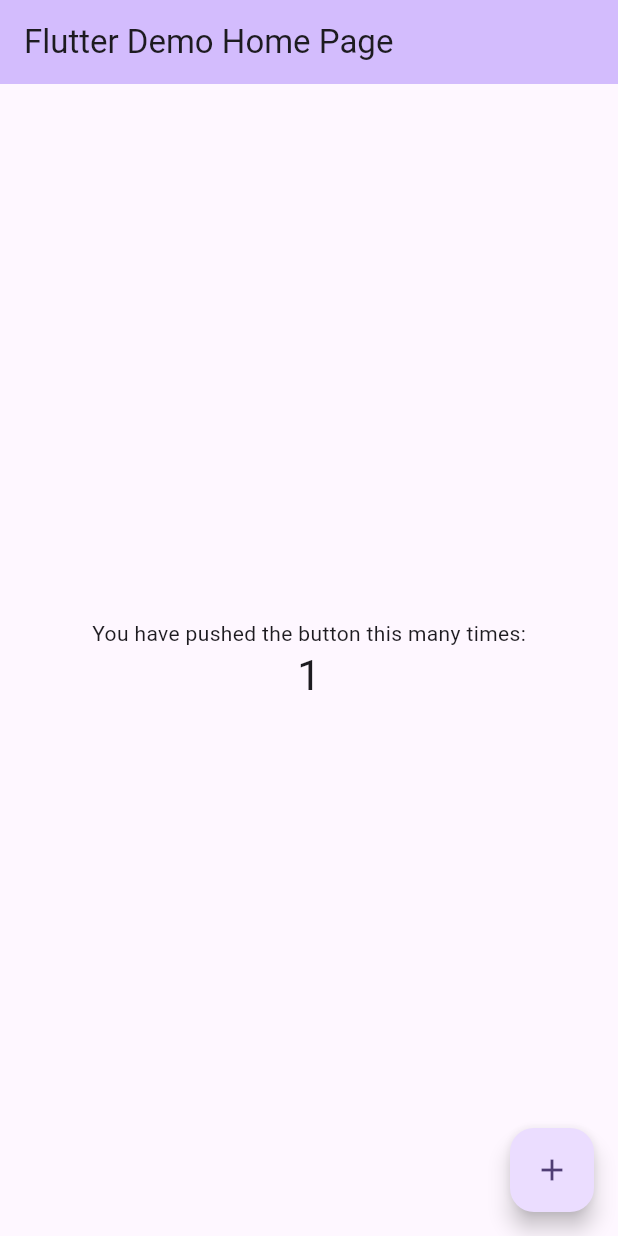
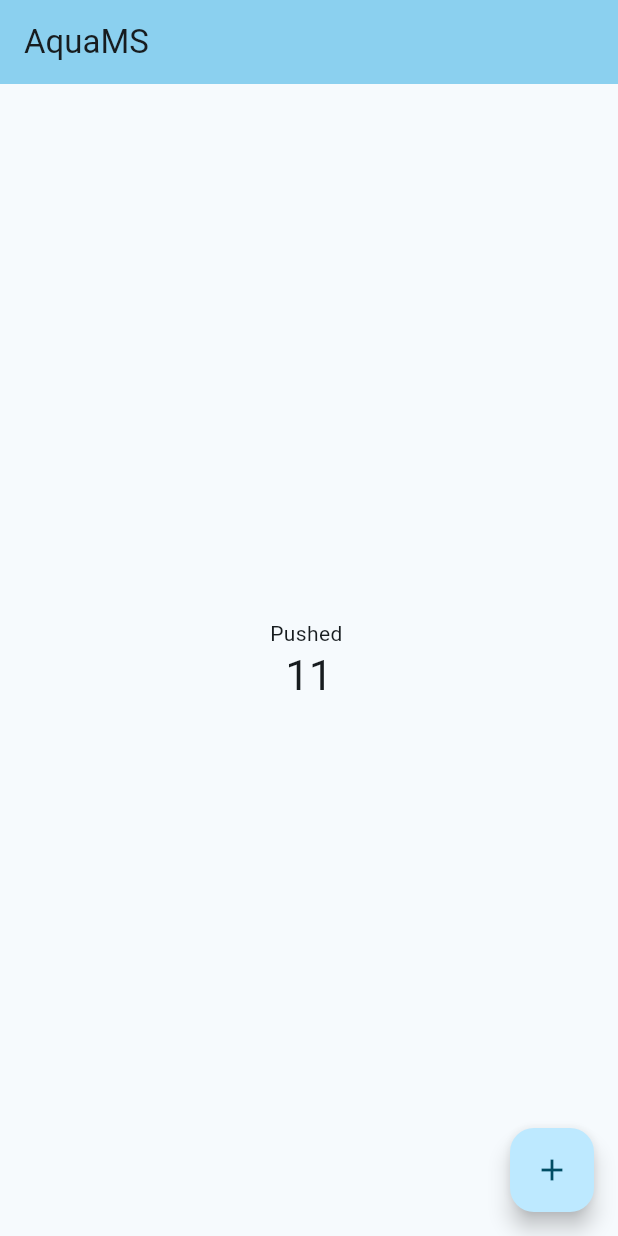
Before and after one commit to quebn/aquams, a Flutter app: the screen it shows after launch, after a tap on the "add" icon, on a phone screen of 412 x 824 dp. Run offline on Flutter 3.47's test engine with Material 3 defaults, Android fonts, the phone set to English and light mode, and no system bars.

Commit message:
remove: removed comment after reading them.

```diff
--- a/lib/main.dart
+++ b/lib/main.dart
@@ -7,31 +7,15 @@
 class MyApp extends StatelessWidget {
   const MyApp({super.key});
 
-  // This widget is the root of your application.
   @override
   Widget build(BuildContext context) {
     return MaterialApp(
-      title: 'Flutter Demo',
+      title: "AquaMS",
       theme: ThemeData(
-        // This is the theme of your application.
-        //
-        // TRY THIS: Try running your application with "flutter run". You'll see
-        // the application has a purple toolbar. Then, without quitting the app,
-        // try changing the seedColor in the colorScheme below to Colors.green
-        // and then invoke "hot reload" (save your changes or press the "hot
-        // reload" button in a Flutter-supported IDE, or press "r" if you used
-        // the command line to start the app).
-        //
-        // Notice that the counter didn't reset back to zero; the application
-        // state is not lost during the reload. To reset the state, use hot
-        // restart instead.
-        //
-        // This works for code too, not just values: Most code changes can be
-        // tested with just a hot reload.
-        colorScheme: ColorScheme.fromSeed(seedColor: Colors.deepPurple),
+        colorScheme: ColorScheme.fromSeed(seedColor: Colors.blueGrey),
         useMaterial3: true,
       ),
-      home: const MyHomePage(title: 'Flutter Demo Home Page'),
+      home: const MyHomePage(title: "AquaMS"),
     );
   }
 }
@@ -39,87 +23,47 @@
 class MyHomePage extends StatefulWidget {
   const MyHomePage({super.key, required this.title});
 
-  // This widget is the home page of your application. It is stateful, meaning
-  // that it has a State object (defined below) that contains fields that affect
-  // how it looks.
-
-  // This class is the configuration for the state. It holds the values (in this
-  // case the title) provided by the parent (in this case the App widget) and
-  // used by the build method of the State. Fields in a Widget subclass are
-  // always marked "final".
-
   final String title;
 
   @override
-  State<MyHomePage> createState() => _MyHomePageState();
+  State<MyHomePage> createState() => MyHomePageState();
 }
 
-class _MyHomePageState extends State<MyHomePage> {
-  int _counter = 0;
+class MyHomePageState extends State<MyHomePage> {
+  int counter = 10;
 
-  void _incrementCounter() {
+  void incrementCounter() {
     setState(() {
-      // This call to setState tells the Flutter framework that something has
-      // changed in this State, which causes it to rerun the build method below
-      // so that the display can reflect the updated values. If we changed
-      // _counter without calling setState(), then the build method would not be
-      // called again, and so nothing would appear to happen.
-      _counter++;
+      counter++;
     });
   }
 
   @override
   Widget build(BuildContext context) {
-    // This method is rerun every time setState is called, for instance as done
-    // by the _incrementCounter method above.
-    //
-    // The Flutter framework has been optimized to make rerunning build methods
-    // fast, so that you can just rebuild anything that needs updating rather
-    // than having to individually change instances of widgets.
     return Scaffold(
       appBar: AppBar(
-        // TRY THIS: Try changing the color here to a specific color (to
-        // Colors.amber, perhaps?) and trigger a hot reload to see the AppBar
-        // change color while the other colors stay the same.
         backgroundColor: Theme.of(context).colorScheme.inversePrimary,
-        // Here we take the value from the MyHomePage object that was created by
-        // the App.build method, and use it to set our appbar title.
         title: Text(widget.title),
       ),
       body: Center(
-        // Center is a layout widget. It takes a single child and positions it
-        // in the middle of the parent.
         child: Column(
-          // Column is also a layout widget. It takes a list of children and
-          // arranges them vertically. By default, it sizes itself to fit its
-          // children horizontally, and tries to be as tall as its parent.
-          //
-          // Column has various properties to control how it sizes itself and
-          // how it positions its children. Here we use mainAxisAlignment to
-          // center the children vertically; the main axis here is the vertical
-          // axis because Columns are vertical (the cross axis would be
-          // horizontal).
-          //
-          // TRY THIS: Invoke "debug painting" (choose the "Toggle Debug Paint"
-          // action in the IDE, or press "p" in the console), to see the
-          // wireframe for each widget.
           mainAxisAlignment: MainAxisAlignment.center,
           children: <Widget>[
             const Text(
-              'You have pushed the button this many times:',
+              "Pushed "
             ),
             Text(
-              '$_counter',
+              "$counter",
               style: Theme.of(context).textTheme.headlineMedium,
             ),
           ],
         ),
       ),
       floatingActionButton: FloatingActionButton(
-        onPressed: _incrementCounter,
+        onPressed: incrementCounter,
         tooltip: 'Increment',
         child: const Icon(Icons.add),
-      ), // This trailing comma makes auto-formatting nicer for build methods.
+      ),
     );
   }
 }
```
